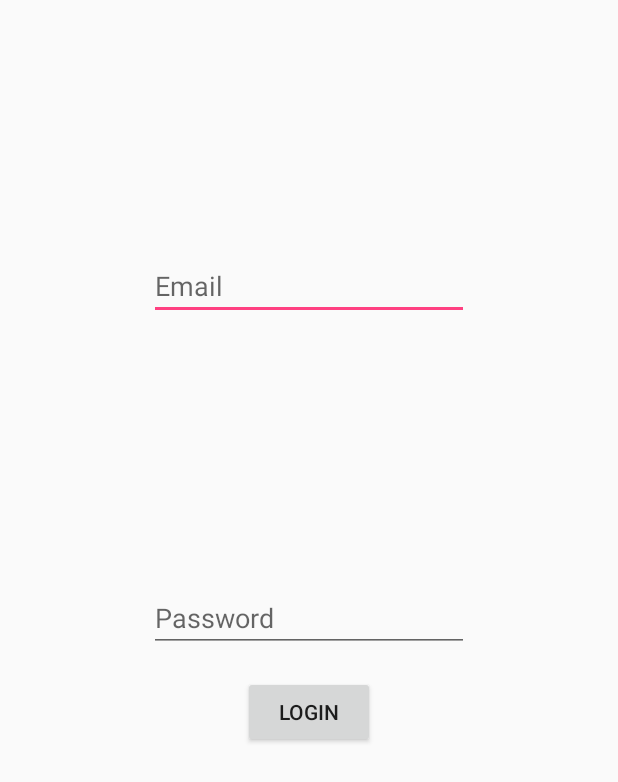
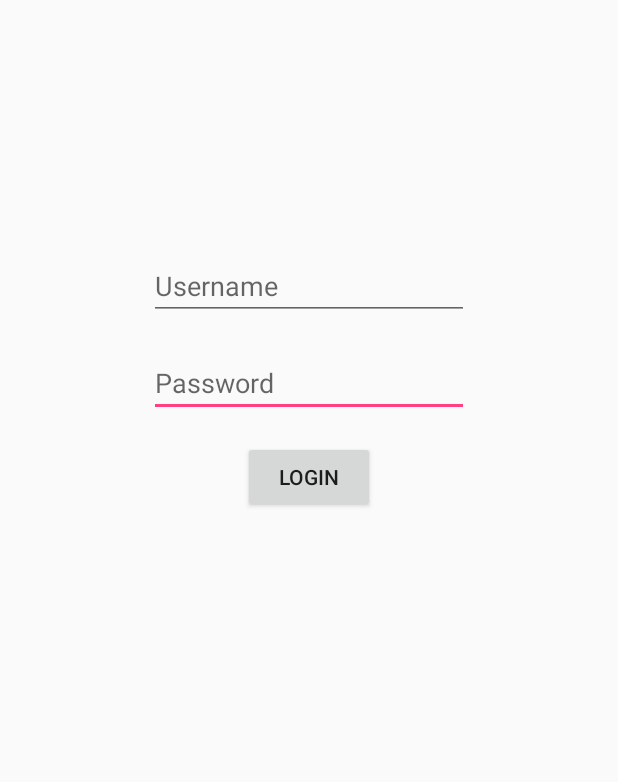
Before and after one commit to avalles/GetPR, an Android app: the Login screen opened directly, with no data from a screen before it, after a tap on "LOGIN", on a phone screen of 412 x 824 dp. Shown: the top 782 px of the screen. Run offline under Robolectric (Android 15) with nearby library versions, the phone set to English and light mode, and no system bars; libraries missing offline, so code that uses them is left out: com.parse; 1 statement that could not run was skipped.

Commit message:
Added login functionality.

```diff
--- a/app/src/main/java/com/trafalascode/getpr/Login.java
+++ b/app/src/main/java/com/trafalascode/getpr/Login.java
@@ -3,15 +3,49 @@ package com.trafalascode.getpr;
 import android.support.v7.app.AppCompatActivity;
 import android.os.Bundle;
 import android.view.View;
+import android.widget.Button;
+import android.widget.EditText;
+import android.widget.Toast;
+
+import com.parse.LogInCallback;
+import com.parse.ParseException;
+import com.parse.ParseUser;
 
 public class Login extends AppCompatActivity {
+
+    EditText username, pass;
+    Button login;
 
     @Override
     protected void onCreate(Bundle savedInstanceState) {
         super.onCreate(savedInstanceState);
         setContentView(R.layout.activity_login);
+
+        username = (EditText)findViewById(R.id.loginUsername);
+        pass = (EditText)findViewById(R.id.loginPassword);
+        login = (Button)findViewById(R.id.loginButton);
+
+        login.setOnClickListener(new View.OnClickListener() {
+            @Override
+            public void onClick(View view) {
+                onLoginPressed();
+            }
+        });
     }
 
-    public void CredentialLogin(View view) {
+    public void onLoginPressed() {
+        ParseUser.logInInBackground(username.getText().toString(), pass.getText().toString(), new LogInCallback() {
+            @Override
+            public void done(ParseUser user, ParseException e) {
+                if (e == null && user != null) {
+                    Toast.makeText(Login.this, "User successfully logged in.", Toast.LENGTH_LONG).show();
+                } else if (user == null) {
+                    Toast.makeText(Login.this, "Invalid credentials.", Toast.LENGTH_LONG).show();
+                } else {
+                    Toast.makeText(Login.this, "Error: " + e.getMessage(), Toast.LENGTH_LONG).show();
+                }
+
+            }
+        });
     }
 }
--- a/app/src/main/res/layout/activity_login.xml
+++ b/app/src/main/res/layout/activity_login.xml
@@ -10,28 +10,6 @@
     android:paddingTop="@dimen/activity_vertical_margin"
     tools:context="com.trafalascode.getpr.Login">
 
-    <EditText
-        android:layout_width="wrap_content"
-        android:layout_height="wrap_content"
-        android:inputType="textEmailAddress"
-        android:ems="10"
-        android:layout_alignParentTop="true"
-        android:layout_centerHorizontal="true"
-        android:layout_marginTop="152dp"
-        android:id="@+id/loginemail"
-        android:hint="Email" />
-
-    <EditText
-        android:layout_width="wrap_content"
-        android:layout_height="wrap_content"
-        android:inputType="textPassword"
-        android:ems="10"
-        android:layout_centerVertical="true"
-        android:layout_alignLeft="@+id/loginemail"
-        android:layout_alignStart="@+id/loginemail"
-        android:id="@+id/loginPassword"
-        android:hint="Password" />
-
     <Button
         android:text="Login"
         android:layout_width="wrap_content"
@@ -39,6 +17,29 @@
         android:layout_below="@+id/loginPassword"
         android:layout_centerHorizontal="true"
         android:layout_marginTop="16dp"
-        android:id="@+id/loginStart"
-        android:onClick="CredentialLogin"/>
+        android:id="@+id/loginButton"
+        android:onClick="onLoginPressed"/>
+
+    <EditText
+        android:layout_width="wrap_content"
+        android:layout_height="wrap_content"
+        android:inputType="textPassword"
+        android:ems="10"
+        android:id="@+id/loginPassword"
+        android:hint="Password"
+        android:layout_below="@+id/loginUsername"
+        android:layout_alignLeft="@+id/loginUsername"
+        android:layout_alignStart="@+id/loginUsername"
+        android:layout_marginTop="19dp" />
+
+    <EditText
+        android:layout_width="wrap_content"
+        android:layout_height="wrap_content"
+        android:inputType="textEmailAddress"
+        android:ems="10"
+        android:layout_marginTop="152dp"
+        android:id="@+id/loginUsername"
+        android:hint="Username"
+        android:layout_alignParentTop="true"
+        android:layout_centerHorizontal="true" />
 </RelativeLayout>
```
